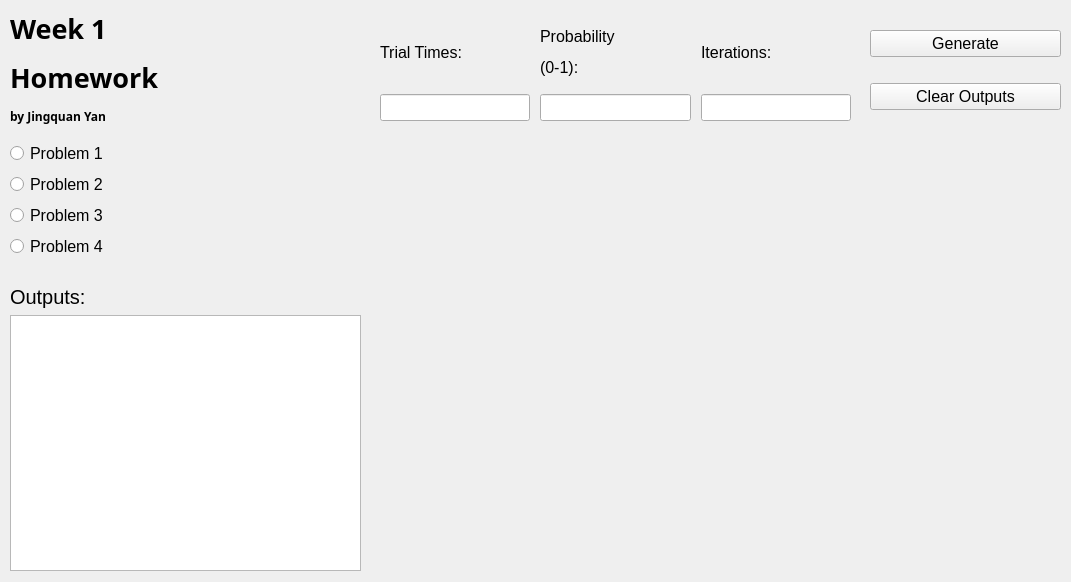
First picture: the form in HW1/mainWindow.ui, repository ethanyanjq/EE511, before the edit.
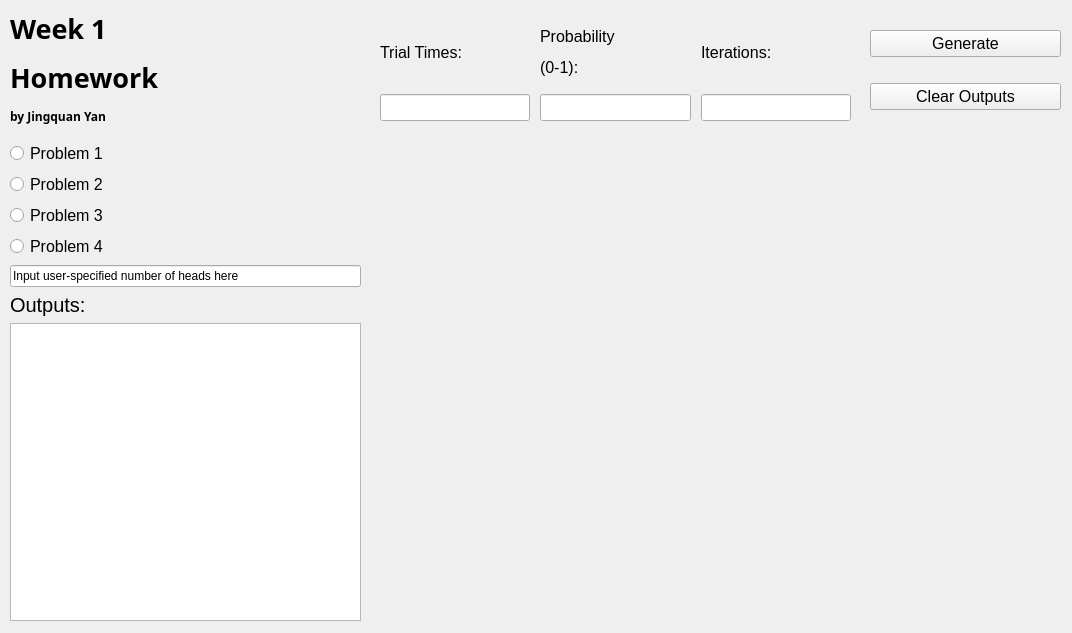
Second picture: the form after the edit. Custom widgets are drawn as their Qt base class.

What changed in the file:
```diff
--- a/HW1/mainWindow.ui
+++ b/HW1/mainWindow.ui
@@ -6,8 +6,8 @@
    <rect>
     <x>0</x>
     <y>0</y>
-    <width>1071</width>
-    <height>582</height>
+    <width>1072</width>
+    <height>633</height>
    </rect>
   </property>
   <property name="windowTitle">
@@ -20,7 +20,7 @@
       <x>10</x>
       <y>10</y>
       <width>351</width>
-      <height>561</height>
+      <height>611</height>
      </rect>
     </property>
     <layout class="QVBoxLayout" name="verticalLayout">
@@ -105,20 +105,16 @@
       </widget>
      </item>
      <item>
-      <spacer name="verticalSpacer">
-       <property name="orientation">
-        <enum>Qt::Vertical</enum>
+      <widget class="QLineEdit" name="lineEdit_4">
+       <property name="font">
+        <font>
+         <pointsize>9</pointsize>
+        </font>
        </property>
-       <property name="sizeType">
-        <enum>QSizePolicy::Fixed</enum>
+       <property name="text">
+        <string>Input user-specified number of heads here</string>
        </property>
-       <property name="sizeHint" stdset="0">
-        <size>
-         <width>20</width>
-         <height>20</height>
-        </size>
-       </property>
-      </spacer>
+      </widget>
      </item>
      <item>
       <widget class="QLabel" name="label_2">
@@ -272,7 +268,7 @@
       <x>370</x>
       <y>130</y>
       <width>691</width>
-      <height>441</height>
+      <height>491</height>
      </rect>
     </property>
     <property name="minimumSize">
```
